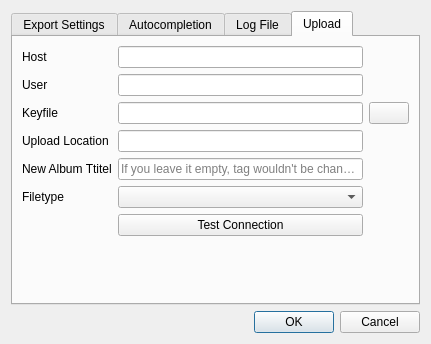
This is godirec/data/ui/settings.ui in quitejonny/godirec as Qt 5 draws it before an edit. The edited form follows.
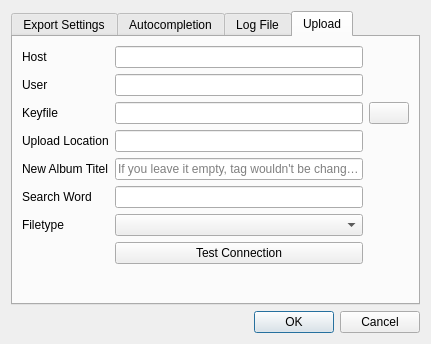
This is the edited form. The open tabs and pages were chosen to show the change. Icons and pictures are not drawn.

Commit message: add search word to upload settings

Patch:
```diff
--- a/godirec/data/ui/settings.ui
+++ b/godirec/data/ui/settings.ui
@@ -161,7 +161,7 @@
            </property>
           </widget>
          </item>
-         <item row="8" column="2">
+         <item row="9" column="2">
           <spacer name="verticalSpacer">
            <property name="orientation">
             <enum>Qt::Vertical</enum>
@@ -198,16 +198,6 @@
          <item row="0" column="2">
           <widget class="QLineEdit" name="lineEditHost"/>
          </item>
-         <item row="1" column="0">
-          <widget class="QLabel" name="label_3">
-           <property name="text">
-            <string>User</string>
-           </property>
-          </widget>
-         </item>
-         <item row="1" column="2">
-          <widget class="QLineEdit" name="lineEditUser"/>
-         </item>
          <item row="2" column="0">
           <widget class="QLabel" name="label_4">
            <property name="text">
@@ -215,7 +205,17 @@
            </property>
           </widget>
          </item>
-         <item row="7" column="2">
+         <item row="1" column="2">
+          <widget class="QLineEdit" name="lineEditUser"/>
+         </item>
+         <item row="1" column="0">
+          <widget class="QLabel" name="label_3">
+           <property name="text">
+            <string>User</string>
+           </property>
+          </widget>
+         </item>
+         <item row="8" column="2">
           <widget class="QPushButton" name="pushButtonTest">
            <property name="text">
             <string>Test Connection</string>
@@ -232,10 +232,10 @@
            </property>
           </widget>
          </item>
-         <item row="6" column="2">
+         <item row="7" column="2">
           <widget class="QComboBox" name="comboBoxFiletype"/>
          </item>
-         <item row="6" column="0">
+         <item row="7" column="0">
           <widget class="QLabel" name="label_7">
            <property name="text">
             <string>Filetype</string>
@@ -245,10 +245,20 @@
          <item row="5" column="0">
           <widget class="QLabel" name="label_6">
            <property name="text">
-            <string>New Album Ttitel</string>
+            <string>New Album Titel</string>
            </property>
           </widget>
          </item>
+         <item row="6" column="0">
+          <widget class="QLabel" name="label_8">
+           <property name="text">
+            <string>Search Word</string>
+           </property>
+          </widget>
+         </item>
+         <item row="6" column="2">
+          <widget class="QLineEdit" name="lineEditSearch"/>
+         </item>
         </layout>
        </widget>
       </widget>
```
The commit also changes 2 other files.
